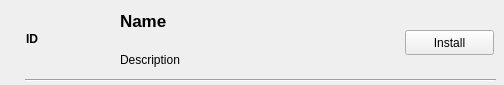
Above: installformitem.ui from Liyezhong/DEPLOYMENT before the change. Below: the same form after it.
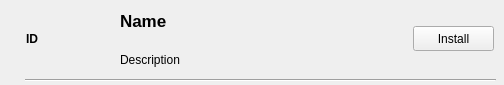
That is the form after the change. Icons and pictures are not drawn.

Patch:
```diff
--- a/installformitem.ui
+++ b/installformitem.ui
@@ -49,9 +49,9 @@
   <widget class="QPushButton" name="installButton">
    <property name="geometry">
     <rect>
-     <x>405</x>
-     <y>30</y>
-     <width>89</width>
+     <x>413</x>
+     <y>26</y>
+     <width>81</width>
      <height>25</height>
     </rect>
    </property>
```
Left out of the diff: 6 changed lines with no effect on the pictures.
